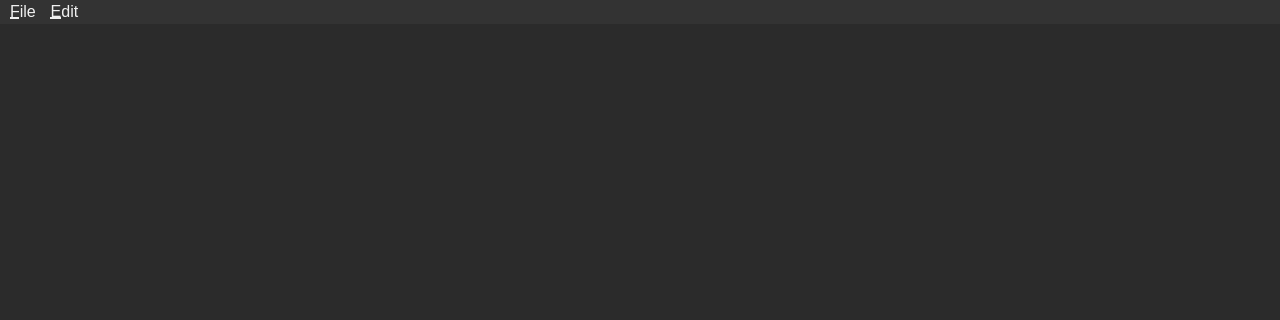
Old version of the form aisio-gui/hexadecimal_editor/hexform.ui in the repository TaiwanMiya/Ais.IO; both pictures show x 0 to 1280 and y 0 to 320 of the 1280 by 768 pixel window.
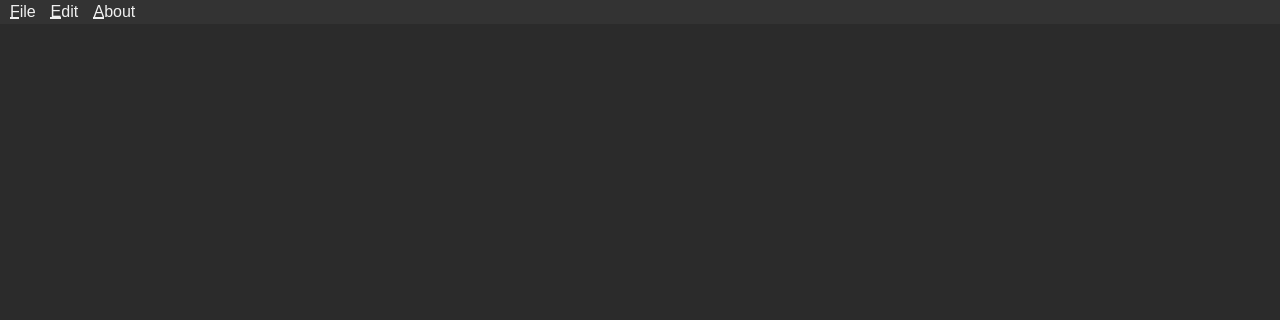
New version of the form.

What changed in the file:
```diff
--- a/aisio-gui/hexadecimal_editor/hexform.ui
+++ b/aisio-gui/hexadecimal_editor/hexform.ui
@@ -141,8 +141,17 @@
      <string>&amp;Edit</string>
     </property>
    </widget>
+   <widget class="QMenu" name="menu_About">
+    <property name="title">
+     <string>&amp;About</string>
+    </property>
+    <addaction name="actionShortcutKey"/>
+    <addaction name="separator"/>
+    <addaction name="actionAbout"/>
+   </widget>
    <addaction name="menuFile"/>
    <addaction name="menuEdit"/>
+   <addaction name="menu_About"/>
   </widget>
   <widget class="QStatusBar" name="statusbar"/>
   <action name="actionOpen">
```
Left out of the diff: 10 changed lines with no effect on the pictures.
